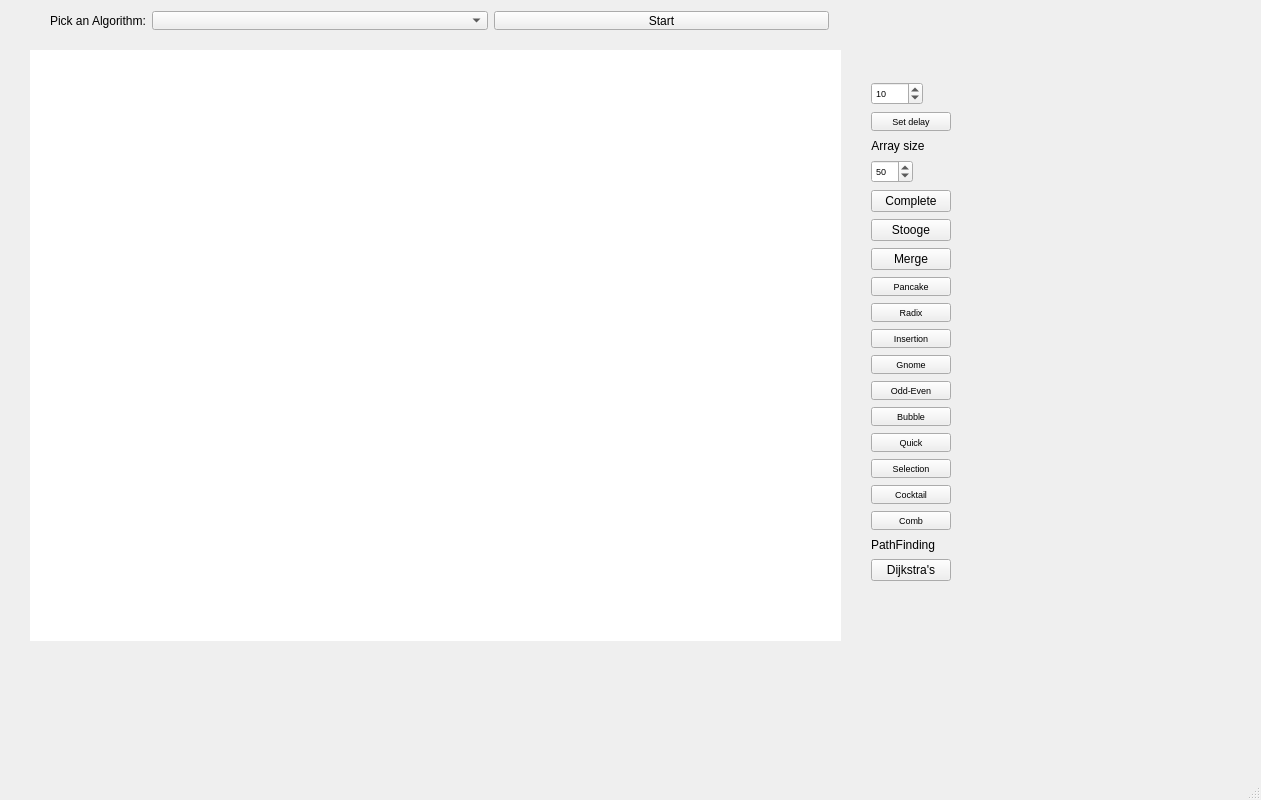
Above: gui/barGraph/mainwindow.ui from ethancfung/Sorting-Pathfinding-Algorithm-Visualizer before the change. Below: the same form after it.
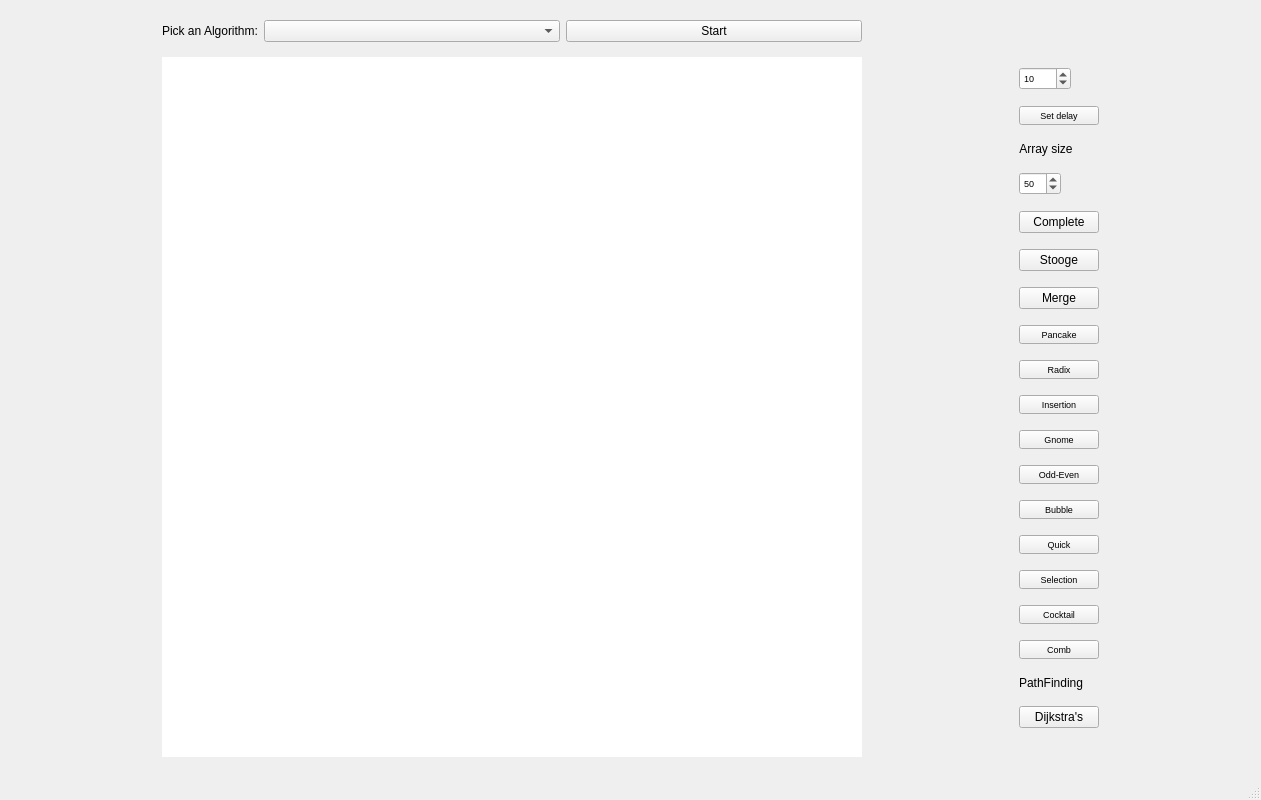
That is the form after the change.

Commit message: fixed alg display window

What changed in the file:
```diff
--- a/gui/barGraph/mainwindow.ui
+++ b/gui/barGraph/mainwindow.ui
@@ -26,28 +26,61 @@
    <string>Algorithm Visualizer</string>
   </property>
   <widget class="QWidget" name="centralWidget">
+   <layout class="QGridLayout" name="gridLayout">
+    <item row="0" column="0">
+     <layout class="QHBoxLayout" name="horizontalLayout_2">
+      <item>
+       <widget class="QLabel" name="label_3">
+        <property name="sizePolicy">
+         <sizepolicy hsizetype="Fixed" vsizetype="Preferred">
+          <horstretch>0</horstretch>
+          <verstretch>0</verstretch>
+         </sizepolicy>
+        </property>
+        <property name="text">
+         <string>Pick an Algorithm:</string>
+        </property>
+        <property name="buddy">
+         <cstring>alg_comboBox</cstring>
+        </property>
+       </widget>
+      </item>
+      <item>
+       <widget class="QComboBox" name="alg_comboBox">
+        <property name="maxVisibleItems">
+         <number>15</number>
+        </property>
+       </widget>
+      </item>
+      <item>
+       <widget class="QPushButton" name="startButton">
+        <property name="text">
+         <string>Start</string>
+        </property>
+       </widget>
+      </item>
+     </layout>
+    </item>
+    <item row="1" column="0">
    <widget class="QWidget" name="widget" native="true">
-    <property name="geometry">
-     <rect>
-      <x>30</x>
-      <y>50</y>
-      <width>811</width>
-      <height>591</height>
-     </rect>
+      <property name="sizePolicy">
+       <sizepolicy hsizetype="Fixed" vsizetype="Fixed">
+        <horstretch>0</horstretch>
+        <verstretch>0</verstretch>
+       </sizepolicy>
+      </property>
+      <property name="minimumSize">
+       <size>
+        <width>700</width>
+        <height>700</height>
+       </size>
     </property>
     <property name="styleSheet">
      <string notr="true">background-color: rgb(255, 255, 255);</string>
     </property>
    </widget>
-   <widget class="QWidget" name="horizontalLayoutWidget">
-    <property name="geometry">
-     <rect>
-      <x>860</x>
-      <y>70</y>
-      <width>171</width>
-      <height>537</height>
-     </rect>
-    </property>
+    </item>
+    <item row="1" column="1">
     <layout class="QVBoxLayout" name="verticalLayout">
      <item>
       <widget class="QSpinBox" name="spinBox">
@@ -404,49 +437,8 @@
       </widget>
      </item>
     </layout>
-   </widget>
-   <widget class="QWidget" name="horizontalLayoutWidget_2">
-    <property name="geometry">
-     <rect>
-      <x>39</x>
-      <y>0</y>
-      <width>801</width>
-      <height>41</height>
-     </rect>
-    </property>
-    <layout class="QHBoxLayout" name="horizontalLayout_2">
-     <item>
-      <widget class="QLabel" name="label_3">
-       <property name="sizePolicy">
-        <sizepolicy hsizetype="Fixed" vsizetype="Preferred">
-         <horstretch>0</horstretch>
-         <verstretch>0</verstretch>
-        </sizepolicy>
-       </property>
-       <property name="text">
-        <string>Pick an Algorithm:</string>
-       </property>
-       <property name="buddy">
-        <cstring>alg_comboBox</cstring>
-       </property>
-      </widget>
-     </item>
-     <item>
-      <widget class="QComboBox" name="alg_comboBox">
-       <property name="maxVisibleItems">
-        <number>15</number>
-       </property>
-      </widget>
-     </item>
-     <item>
-      <widget class="QPushButton" name="startButton">
-       <property name="text">
-        <string>Start</string>
-       </property>
-      </widget>
-     </item>
-    </layout>
-   </widget>
+    </item>
+   </layout>
   </widget>
   <widget class="QMenuBar" name="menuBar">
    <property name="geometry">
```
Lines whose indentation alone changed are shown as unchanged. The commit also changes 4 other files.
